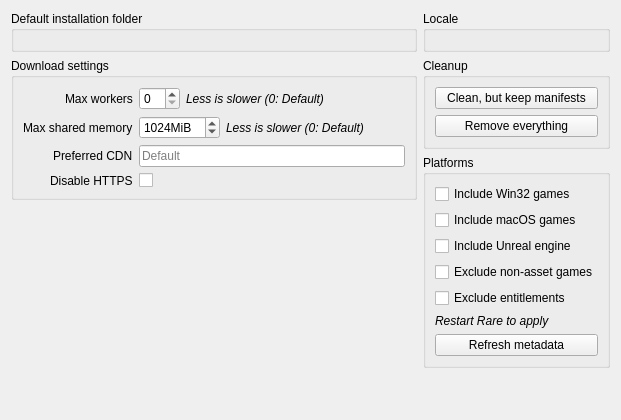
First picture: the form in rare/ui/components/tabs/settings/legendary.ui, repository RareDevs/Rare, before the edit.
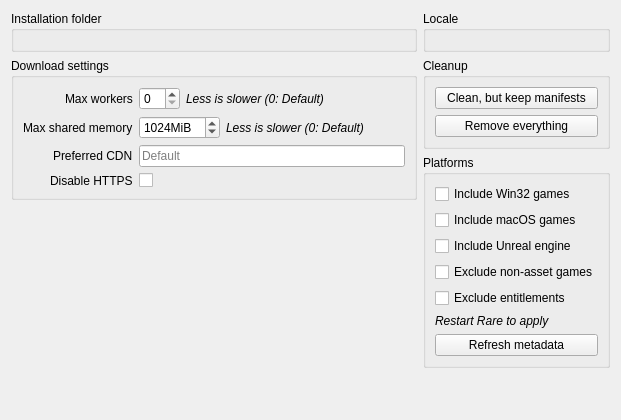
Second picture: the form after the edit.

What changed in the file:
```diff
--- a/rare/ui/components/tabs/settings/legendary.ui
+++ b/rare/ui/components/tabs/settings/legendary.ui
@@ -19,7 +19,7 @@
      <item>
       <widget class="QGroupBox" name="install_dir_group">
        <property name="title">
-        <string>Default installation folder</string>
+        <string>Installation folder</string>
        </property>
        <property name="alignment">
         <set>Qt::AlignLeading|Qt::AlignLeft|Qt::AlignTop</set>
```
Left out of the diff: 14 changed lines with no effect on the pictures.
